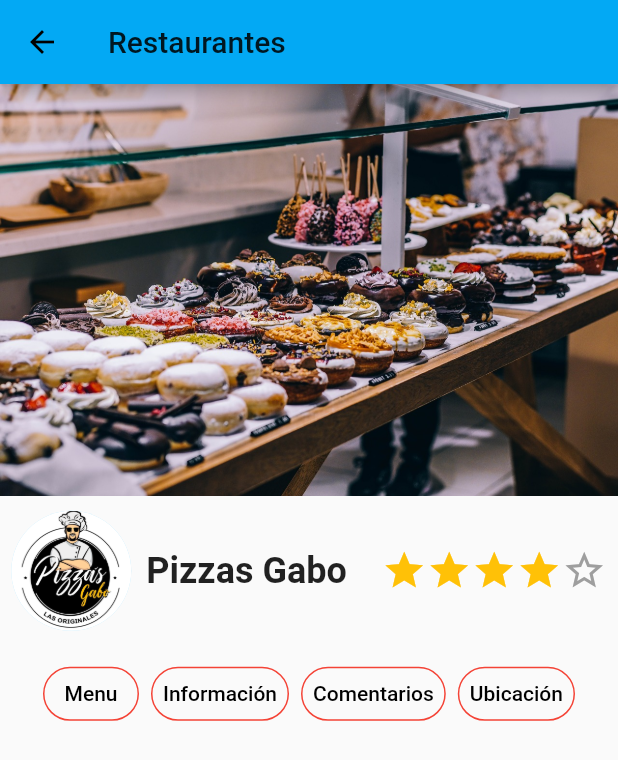
After one commit to ErickRosete/flagspot-app, a Flutter app: the RestaurantDetailPage screen opened by its route, on a phone screen of 412 x 824 dp. The commit adds this screen. Shown: the top 760 px of the screen. Run offline on Flutter 3.47's test engine with Material 2 defaults, Android fonts, the phone set to English and light mode, and no system bars.

Commit message:
started working in restaurant detail page

```diff
--- /dev/null
+++ b/lib/pages/restaurant-detail/restaurant-detail.dart
@@ -0,0 +1,91 @@
+import 'package:flutter/material.dart';
+import '../../widgets/ui_elements/rating.dart';
+
+class RestaurantDetailPage extends StatelessWidget {
+  @override
+  Widget build(BuildContext context) {
+    return Scaffold(
+        appBar: AppBar(
+          title: Text("Restaurantes"),
+        ),
+        body: SingleChildScrollView(
+          child: Column(
+            children: <Widget>[
+              Image.asset(
+                "assets/food.jpg",
+                fit: BoxFit.cover,
+              ),
+              Container(
+                margin: EdgeInsets.symmetric(vertical: 10.0, horizontal: 7.5),
+                child: Row(
+                  children: <Widget>[
+                    CircleAvatar(
+                      radius: 40.0,
+                      backgroundImage: AssetImage("assets/pizzasGaboIcon.jpg"),
+                    ),
+                    Expanded(
+                      child: Padding(
+                        padding: EdgeInsets.symmetric(horizontal: 10.0),
+                        child: Text(
+                          "Pizzas Gabo",
+                          style: TextStyle(
+                            fontWeight: FontWeight.bold,
+                            fontSize: 24.0,
+                          ),
+                        ),
+                      ),
+                    ),
+                    Rating(4),
+                  ],
+                ),
+              ),
+              Container(
+                child: SingleChildScrollView(
+                  scrollDirection: Axis.horizontal,
+                  child: ButtonBar(
+                    children: <Widget>[
+                      OutlineButton(
+                        color: Colors.red,
+                        shape: RoundedRectangleBorder(
+                          borderRadius: BorderRadius.circular(30.0),
+                        ),
+                        borderSide: BorderSide(color: Colors.red),
+                        child: Text('Menu'),
+                        onPressed: () => {},
+                      ),
+                      OutlineButton(
+                        color: Colors.red,
+                        shape: RoundedRectangleBorder(
+                          borderRadius: BorderRadius.circular(30.0),
+                        ),
+                        borderSide: BorderSide(color: Colors.red),
+                        child: Text('Información'),
+                        onPressed: () => {},
+                      ),
+                      OutlineButton(
+                        color: Colors.red,
+                        shape: RoundedRectangleBorder(
+                          borderRadius: BorderRadius.circular(30.0),
+                        ),
+                        borderSide: BorderSide(color: Colors.red),
+                        child: Text('Comentarios'),
+                        onPressed: () => {},
+                      ),
+                      OutlineButton(
+                        color: Colors.red,
+                        shape: RoundedRectangleBorder(
+                          borderRadius: BorderRadius.circular(30.0),
+                        ),
+                        borderSide: BorderSide(color: Colors.red),
+                        child: Text('Ubicación'),
+                        onPressed: () => {},
+                      ),
+                    ],
+                  ),
+                ),
+              ),
+            ],
+          ),
+        ));
+  }
+}
--- a/lib/widgets/restaurant-card.dart
+++ b/lib/widgets/restaurant-card.dart
@@ -6,7 +6,9 @@ class RestaurantCard extends StatelessWidget {
 
   @override
   Widget build(BuildContext context) {
-    return ClipRRect(
+    return GestureDetector(
+      onTap: () => Navigator.pushNamed(context, '/detail'),
+      child: ClipRRect(
         borderRadius: BorderRadius.circular(50.0),
         child: Container(
           height: 230.0,
@@ -44,6 +46,7 @@ class RestaurantCard extends StatelessWidget {
             ],
           ),
         ),
+      ),
     );
   }
 }
--- /dev/null
+++ b/lib/widgets/ui_elements/rating.dart
@@ -0,0 +1,21 @@
+import 'package:flutter/material.dart';
+
+class Rating extends StatelessWidget {
+  final int value;
+
+  const Rating(this.value);
+
+  @override
+  Widget build(BuildContext context) {
+    return Row(
+      mainAxisSize: MainAxisSize.min,
+      children: List.generate(5, (index) {
+        return Icon(
+          index < value ? Icons.star : Icons.star_border,
+          color: index < value ? Colors.amber : Colors.grey,
+          size: 30.0,
+        );
+      }),
+    );
+  }
+}
--- a/pubspec.yaml
+++ b/pubspec.yaml
@@ -1,6 +1,5 @@
 name: flagspot
-description: A new Flutter project.
-
+description: Flutter Project created to encourage buying from local stores.
 # The following defines the version and build number for your application.
 # A version number is three numbers separated by dots, like 1.2.43
 # followed by an optional build number separated by a +.
```
Also changed, not shown: lib/main.dart (+7 -50 lines), assets/pizzasGaboIcon.jpg (added). Lines whose indentation alone changed are shown as unchanged.
